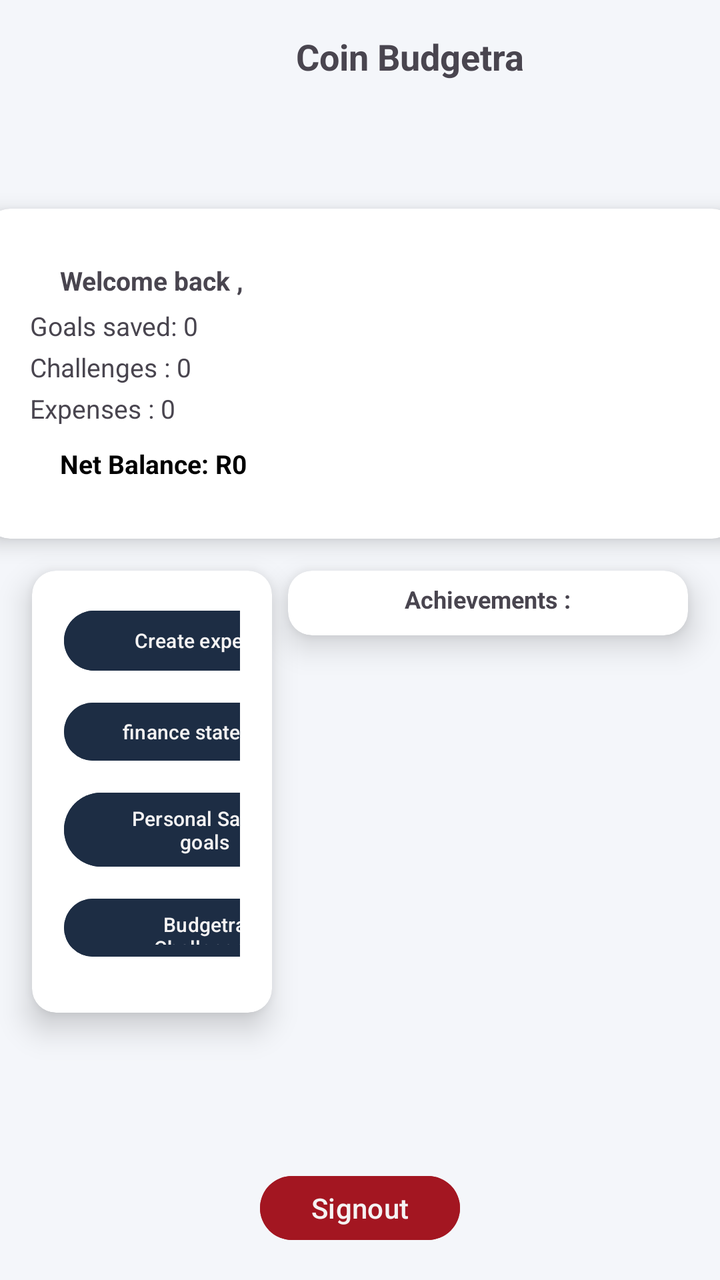
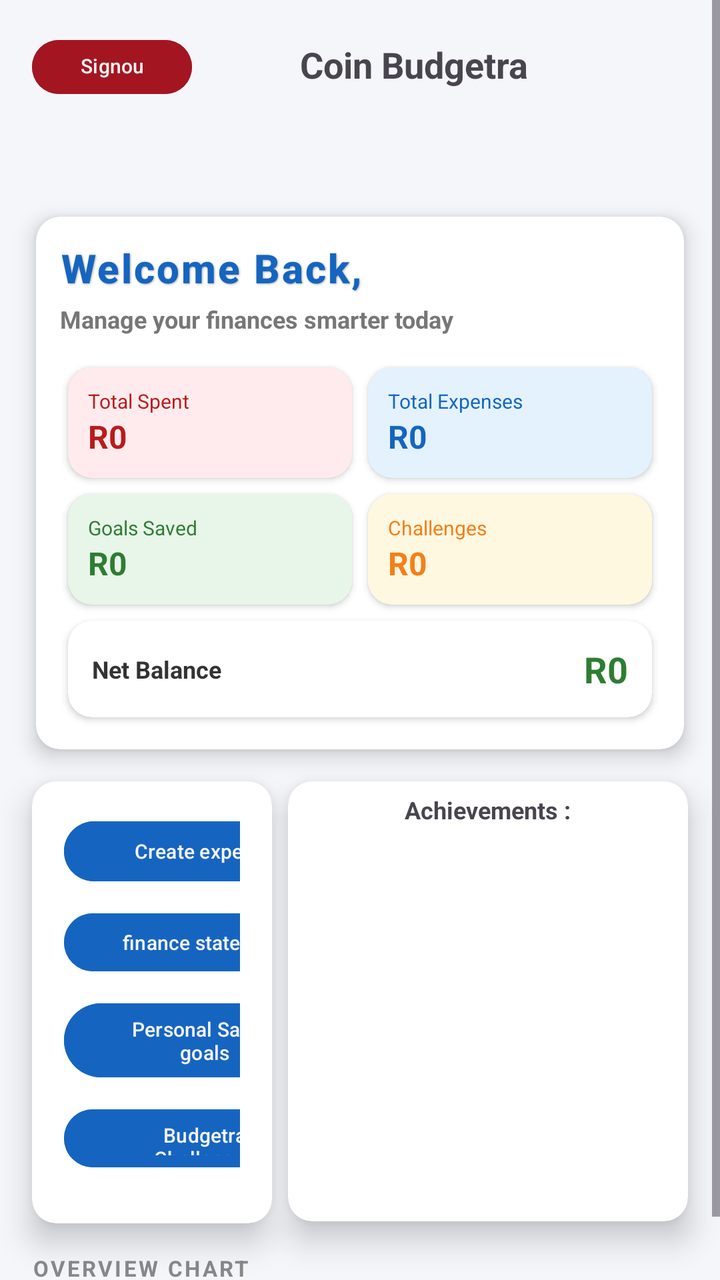

Before-and-after screenshots of an Android layout around one commit, followed by the original layout XML and the change that was made.
<!-- AndroidManifest.xml: application theme Theme.Coin_Budgetra -->
<!-- res/layout/activity_dashboard_module.xml -->
<?xml version="1.0" encoding="utf-8"?>
<androidx.constraintlayout.widget.ConstraintLayout xmlns:android="http://schemas.android.com/apk/res/android"
    xmlns:app="http://schemas.android.com/apk/res-auto"
    xmlns:tools="http://schemas.android.com/tools"
    android:id="@+id/main"
    android:layout_width="match_parent"
    android:layout_height="match_parent"
    android:background="#F4F6FA"
    tools:context=".Dashboard_Module">


    <TextView
        android:id="@+id/textView11"
        android:layout_width="wrap_content"
        android:layout_height="wrap_content"
        android:layout_marginStart="148dp"
        android:layout_marginTop="16dp"
        android:text="Coin Budgetra"
        android:textSize="18sp"
        android:textStyle="bold"
        app:layout_constraintStart_toStartOf="parent"
        app:layout_constraintTop_toTopOf="parent" />

    <androidx.cardview.widget.CardView
        android:layout_width="0dp"
        android:layout_height="wrap_content"
        android:layout_marginStart="16dp"
        android:layout_marginTop="16dp"
        android:layout_marginEnd="8dp"
        app:cardCornerRadius="12dp"
        app:cardElevation="9dp"
        app:layout_constraintTop_toBottomOf="@id/cardView2"
        app:layout_constraintStart_toStartOf="parent"
        app:layout_constraintEnd_toStartOf="@id/cardView3">

        <LinearLayout
            android:layout_width="match_parent"
            android:layout_height="wrap_content"
            android:orientation="vertical"
            android:padding="16dp">

            <Button
                android:id="@+id/button5"
                android:layout_width="141dp"
                android:layout_height="38dp"
                android:layout_marginBottom="8dp"
                android:text="Create expense"
                android:textSize="10sp"
                android:backgroundTint="@color/CatalinaBlue"
                android:textColor="@color/whitesmoke"/>

            <Button
                android:id="@+id/button6"
                android:layout_width="141dp"
                android:layout_height="37dp"
                android:layout_marginBottom="8dp"
                android:text="finance statement"
                android:textSize="10sp"
                android:backgroundTint="@color/CatalinaBlue"
                android:textColor="@color/whitesmoke"/>

            <Button
                android:id="@+id/button7"
                android:layout_width="141dp"
                android:layout_height="45dp"
                android:layout_marginBottom="8dp"
                android:text="Personal Saving goals"
                android:textSize="10sp"
                android:backgroundTint="@color/CatalinaBlue"
                android:textColor="@color/whitesmoke"/>

            <Button
                android:id="@+id/button8"
                android:layout_width="141dp"
                android:layout_height="37dp"
                android:layout_marginBottom="8dp"
                android:text="Budgetra Challenges"
                android:textSize="10sp"
                android:backgroundTint="@color/CatalinaBlue"
                android:textColor="@color/whitesmoke"/>

        </LinearLayout>

    </androidx.cardview.widget.CardView>

    <androidx.cardview.widget.CardView
        android:id="@+id/cardView3"
        android:layout_width="200dp"
        android:layout_height="wrap_content"
        android:layout_marginTop="16dp"
        android:layout_marginStart="8dp"
        android:layout_marginEnd="16dp"
        app:cardCornerRadius="12dp"
        app:cardElevation="9dp"
        app:layout_constraintEnd_toEndOf="parent"
        app:layout_constraintTop_toBottomOf="@+id/cardView2">

        <TextView
            android:id="@+id/textView12"
            android:layout_width="wrap_content"
            android:layout_height="wrap_content"
            android:text="Achievements :"
            android:textSize="12sp"
            android:layout_marginTop="6dp"
            android:layout_marginBottom="10dp"
            android:textStyle="bold"
            android:layout_gravity="center_horizontal"/>

        <LinearLayout
            android:id="@+id/achievementContainer"
            android:layout_width="match_parent"
            android:layout_height="match_parent"
            android:orientation="vertical"
            android:padding="16dp">


        </LinearLayout>

    </androidx.cardview.widget.CardView>

    <androidx.cardview.widget.CardView
        android:id="@+id/cardView2"
        android:layout_width="375dp"
        android:layout_height="165dp"
        android:layout_marginStart="18dp"
        android:layout_marginTop="64dp"
        android:layout_marginEnd="18dp"
        app:cardCornerRadius="12dp"
        app:cardElevation="6dp"
        app:layout_constraintEnd_toEndOf="parent"
        app:layout_constraintStart_toStartOf="parent"
        app:layout_constraintTop_toBottomOf="@+id/textView11">

        <LinearLayout
            android:layout_width="match_parent"
            android:layout_height="wrap_content"
            android:orientation="vertical"
            android:padding="12dp">


            <TextView
                android:id="@+id/textView13"
                android:layout_width="wrap_content"
                android:layout_height="wrap_content"
                android:layout_marginLeft="25dp"
                android:layout_marginTop="15sp"
                android:textStyle="bold"
                android:text="Welcome back , "
                android:textSize="13sp" />

            <TextView
                android:id="@+id/txtDashboardGoals"
                android:layout_width="wrap_content"
                android:layout_height="wrap_content"
                android:text="Goals saved: 0 "
                android:layout_marginLeft="10dp"
                android:textSize="13sp"

                android:layout_marginTop="5dp"
                android:layout_marginBottom="3dp"/>

            <TextView
                android:id="@+id/txtDashboardChallenges"
                android:layout_width="wrap_content"
                android:layout_height="wrap_content"
                android:text="Challenges : 0 "

                android:textSize="13sp"
                android:layout_marginLeft="10dp"
                android:layout_marginBottom="3dp"/>

            <TextView
                android:id="@+id/txtDashboardExpenses"
                android:layout_width="wrap_content"
                android:layout_height="wrap_content"
                android:layout_marginBottom="4dp"
                android:text="Expenses : 0 "
                android:layout_marginLeft="10dp"
                android:textSize="13sp" />

            <TextView
                android:id="@+id/txtNetBalance"
                android:layout_width="wrap_content"
                android:layout_height="wrap_content"
                android:text="Net Balance: R0"
                android:textStyle="bold"
                android:textSize="13sp"
                android:textColor="@color/black"
                android:layout_marginLeft="25dp"
                android:layout_marginTop="6dp"
                android:layout_marginBottom="6dp"/>

        </LinearLayout>



    </androidx.cardview.widget.CardView>

    <Button
        android:id="@+id/btnLogout"
        android:layout_width="100dp"
        android:layout_height="40dp"
        android:text="Signout"
        android:textColor="@color/whitesmoke"
        android:backgroundTint="@color/rubyred"
        android:layout_margin="16dp"
        app:layout_constraintBottom_toBottomOf="parent"
        app:layout_constraintStart_toStartOf="parent"
        app:layout_constraintEnd_toEndOf="parent"/>

    <com.google.android.material.imageview.ShapeableImageView
        android:id="@+id/imageView4"
        android:layout_width="45dp"
        android:layout_height="39dp"
        android:layout_marginStart="88dp"
        android:layout_marginTop="16dp"
        android:layout_marginEnd="16dp"
        android:scaleType="centerCrop"
        app:shapeAppearanceOverlay="@style/CircleImage"
        app:layout_constraintEnd_toEndOf="parent"
        app:layout_constraintStart_toEndOf="@+id/textView11"
        app:layout_constraintTop_toTopOf="parent"
        app:srcCompat="@drawable/coinbudgetra" />

</androidx.constraintlayout.widget.ConstraintLayout>
<!-- resources referenced by this layout -->
<resources>
  <color name="CatalinaBlue">#1d2d44</color>
  <color name="black">#FF000000</color>
  <color name="rubyred">#a31621</color>
  <color name="whitesmoke">#f5f3f3</color>
  <!-- drawable coinbudgetra: jpeg bitmap (drawable, 54720 bytes) -->
  <style name="CircleImage">
          <item name="cornerFamily">rounded</item>
          <item name="cornerSize">59%</item>
      </style>
  <style name="Theme.Coin_Budgetra" parent="Base.Theme.Coin_Budgetra" />
  <style name="Base.Theme.Coin_Budgetra" parent="Theme.Material3.DayNight.NoActionBar">
          
          
      </style>
</resources>

<!-- the commit's change to res/layout/activity_dashboard_module.xml (unified diff, before → after) -->
@@ -1,20 +1,25 @@
 <?xml version="1.0" encoding="utf-8"?>
-<androidx.constraintlayout.widget.ConstraintLayout xmlns:android="http://schemas.android.com/apk/res/android"
+<ScrollView xmlns:android="http://schemas.android.com/apk/res/android"
     xmlns:app="http://schemas.android.com/apk/res-auto"
     xmlns:tools="http://schemas.android.com/tools"
-    android:id="@+id/main"
     android:layout_width="match_parent"
     android:layout_height="match_parent"
-    android:background="#F4F6FA"
-    tools:context=".Dashboard_Module">
-
-
-    <TextView
+    android:fillViewport="true"
+    android:nestedScrollingEnabled="true">
+
+    <androidx.constraintlayout.widget.ConstraintLayout
+        android:id="@+id/main"
+        android:layout_width="match_parent"
+        android:layout_height="wrap_content"
+        android:background="#F4F6FA"
+        tools:context=".Dashboard_Module">
+
+        <TextView
         android:id="@+id/textView11"
         android:layout_width="wrap_content"
         android:layout_height="wrap_content"
-        android:layout_marginStart="148dp"
-        android:layout_marginTop="16dp"
+        android:layout_marginStart="150dp"
+        android:layout_marginTop="20dp"
         android:text="Coin Budgetra"
         android:textSize="18sp"
         android:textStyle="bold"
@@ -44,40 +49,40 @@
                 android:layout_width="141dp"
                 android:layout_height="38dp"
                 android:layout_marginBottom="8dp"
+                android:backgroundTint="#1565C0"
                 android:text="Create expense"
-                android:textSize="10sp"
-                android:backgroundTint="@color/CatalinaBlue"
-                android:textColor="@color/whitesmoke"/>
+                android:textColor="@color/whitesmoke"
+                android:textSize="10sp" />
 
             <Button
                 android:id="@+id/button6"
                 android:layout_width="141dp"
                 android:layout_height="37dp"
                 android:layout_marginBottom="8dp"
+                android:backgroundTint="#1565C0"
                 android:text="finance statement"
-                android:textSize="10sp"
-                android:backgroundTint="@color/CatalinaBlue"
-                android:textColor="@color/whitesmoke"/>
+                android:textColor="@color/whitesmoke"
+                android:textSize="10sp" />
 
             <Button
                 android:id="@+id/button7"
                 android:layout_width="141dp"
                 android:layout_height="45dp"
                 android:layout_marginBottom="8dp"
+                android:backgroundTint="#1565C0"
                 android:text="Personal Saving goals"
-                android:textSize="10sp"
-                android:backgroundTint="@color/CatalinaBlue"
-                android:textColor="@color/whitesmoke"/>
+                android:textColor="@color/whitesmoke"
+                android:textSize="10sp" />
 
             <Button
                 android:id="@+id/button8"
                 android:layout_width="141dp"
                 android:layout_height="37dp"
                 android:layout_marginBottom="8dp"
+                android:backgroundTint="#1565C0"
                 android:text="Budgetra Challenges"
-                android:textSize="10sp"
-                android:backgroundTint="@color/CatalinaBlue"
-                android:textColor="@color/whitesmoke"/>
+                android:textColor="@color/whitesmoke"
+                android:textSize="10sp" />
 
         </LinearLayout>
 
@@ -86,14 +91,19 @@
     <androidx.cardview.widget.CardView
         android:id="@+id/cardView3"
         android:layout_width="200dp"
-        android:layout_height="wrap_content"
+        android:layout_height="220dp"
         android:layout_marginTop="16dp"
-        android:layout_marginStart="8dp"
+        android:layout_marginStart="2dp"
         android:layout_marginEnd="16dp"
         app:cardCornerRadius="12dp"
         app:cardElevation="9dp"
         app:layout_constraintEnd_toEndOf="parent"
         app:layout_constraintTop_toBottomOf="@+id/cardView2">
+
+        <LinearLayout
+            android:layout_width="match_parent"
+            android:layout_height="match_parent"
+            android:orientation="vertical">
 
         <TextView
             android:id="@+id/textView12"
@@ -106,22 +116,70 @@
             android:textStyle="bold"
             android:layout_gravity="center_horizontal"/>
 
+        <androidx.core.widget.NestedScrollView
+            android:layout_width="match_parent"
+            android:layout_height="0dp"
+            android:layout_weight="1"
+            android:fillViewport="true">
+
+
         <LinearLayout
             android:id="@+id/achievementContainer"
             android:layout_width="match_parent"
-            android:layout_height="match_parent"
+            android:layout_height="wrap_content"
             android:orientation="vertical"
             android:padding="16dp">
 
 
         </LinearLayout>
 
+        </androidx.core.widget.NestedScrollView>
+        </LinearLayout>
     </androidx.cardview.widget.CardView>
+
+    <TextView
+        android:id="@+id/txtOverviewChart"
+        android:layout_width="wrap_content"
+        android:layout_height="wrap_content"
+        android:text="OVERVIEW CHART"
+        android:textSize="11sp"
+        android:textStyle="bold"
+        android:textColor="#888888"
+        android:letterSpacing="0.1"
+        android:layout_marginTop="16dp"
+        android:layout_marginStart="16dp"
+        android:layout_marginBottom="8dp"
+        app:layout_constraintTop_toBottomOf="@id/cardView3"
+        app:layout_constraintStart_toStartOf="parent"/>
+
+    <androidx.cardview.widget.CardView
+        android:id="@+id/dashboardChartCard"
+        android:layout_width="0dp"
+        android:layout_height="wrap_content"
+        android:layout_marginStart="16dp"
+        android:layout_marginEnd="16dp"
+        android:layout_marginTop="8dp"
+        android:layout_marginBottom="16dp"
+        app:cardCornerRadius="12dp"
+        app:cardElevation="6dp"
+        app:cardBackgroundColor="#FFFFFF"
+        app:layout_constraintTop_toBottomOf="@id/txtOverviewChart"
+        app:layout_constraintStart_toStartOf="parent"
+        app:layout_constraintEnd_toEndOf="parent">
+
+    <FrameLayout
+        android:id="@+id/dashboardChartContainer"
+        android:layout_width="match_parent"
+        android:layout_height="wrap_content"
+        android:padding="12dp"/>
+
+    </androidx.cardview.widget.CardView>
+
 
     <androidx.cardview.widget.CardView
         android:id="@+id/cardView2"
-        android:layout_width="375dp"
-        android:layout_height="165dp"
+        android:layout_width="0dp"
+        android:layout_height="wrap_content"
         android:layout_marginStart="18dp"
         android:layout_marginTop="64dp"
         android:layout_marginEnd="18dp"
@@ -142,71 +200,236 @@
                 android:id="@+id/textView13"
                 android:layout_width="wrap_content"
                 android:layout_height="wrap_content"
-                android:layout_marginLeft="25dp"
-                android:layout_marginTop="15sp"
+                android:text="Welcome Back, "
+                android:textColor="#1565C0"
+                android:textSize="20sp"
                 android:textStyle="bold"
-                android:text="Welcome back , "
-                android:textSize="13sp" />
+                android:fontFamily="sans-serif-medium"
+                android:letterSpacing="0.05"
+                android:shadowColor="#55000000"
+                android:shadowDx="1"
+                android:shadowDy="1"
+                android:shadowRadius="2"/>
 
             <TextView
-                android:id="@+id/txtDashboardGoals"
+                android:id="@+id/txtSubGreeting"
                 android:layout_width="wrap_content"
                 android:layout_height="wrap_content"
-                android:text="Goals saved: 0 "
-                android:layout_marginLeft="10dp"
-                android:textSize="13sp"
-
-                android:layout_marginTop="5dp"
-                android:layout_marginBottom="3dp"/>
-
-            <TextView
-                android:id="@+id/txtDashboardChallenges"
-                android:layout_width="wrap_content"
+                android:layout_marginTop="4dp"
+                android:text="Manage your finances smarter today"
+                android:textStyle="bold"
+                android:textColor="#777777"
+                android:textSize="12sp" />
+
+            <GridLayout
+                android:layout_width="match_parent"
                 android:layout_height="wrap_content"
-                android:text="Challenges : 0 "
-
-                android:textSize="13sp"
-                android:layout_marginLeft="10dp"
-                android:layout_marginBottom="3dp"/>
-
-            <TextView
-                android:id="@+id/txtDashboardExpenses"
-                android:layout_width="wrap_content"
-                android:layout_height="wrap_content"
-                android:layout_marginBottom="4dp"
-                android:text="Expenses : 0 "
-                android:layout_marginLeft="10dp"
-                android:textSize="13sp" />
-
-            <TextView
-                android:id="@+id/txtNetBalance"
-                android:layout_width="wrap_content"
-                android:layout_height="wrap_content"
-                android:text="Net Balance: R0"
-                android:textStyle="bold"
-                android:textSize="13sp"
-                android:textColor="@color/black"
-                android:layout_marginLeft="25dp"
-                android:layout_marginTop="6dp"
-                android:layout_marginBottom="6dp"/>
+                android:layout_marginTop="12dp"
+                android:columnCount="2"
+                android:rowCount="3">
+
+                
+                <androidx.cardview.widget.CardView
+                    android:layout_width="0dp"
+                    android:layout_height="wrap_content"
+                    android:layout_columnWeight="1"
+                    android:layout_margin="4dp"
+                    app:cardBackgroundColor="#FFEBEE"
+                    app:cardCornerRadius="12dp">
+
+                    <LinearLayout
+                        android:layout_width="match_parent"
+                        android:layout_height="wrap_content"
+                        android:orientation="vertical"
+                        android:padding="10dp">
+
+                        <TextView
+                            android:layout_width="wrap_content"
+                            android:layout_height="wrap_content"
+                            android:text="Total Spent"
+                            android:textColor="#B71C1C"
+                            android:textSize="10sp" />
+
+                        <TextView
+                            android:id="@+id/txtFinTotalExpenses"
+                            android:layout_width="wrap_content"
+                            android:layout_height="wrap_content"
+                            android:text="R0"
+                            android:textColor="#B71C1C"
+                            android:textSize="16sp"
+                            android:textStyle="bold" />
+                    </LinearLayout>
+                </androidx.cardview.widget.CardView>
+
+                
+                <androidx.cardview.widget.CardView
+
+                    android:id="@+id/cardTotalBudget"
+                    android:layout_width="0dp"
+                    android:layout_height="wrap_content"
+                    android:layout_columnWeight="1"
+                    android:layout_margin="4dp"
+                    android:clickable="true"
+                    android:focusable="true"
+                    android:foreground="?android:attr/selectableItemBackground"
+                    app:cardBackgroundColor="#E3F2FD"
+                    app:cardCornerRadius="12dp">
+
+
+                    <LinearLayout
+                        android:layout_width="match_parent"
+                        android:layout_height="wrap_content"
+                        android:orientation="vertical"
+                        android:padding="10dp">
+
+                        <TextView
+                            android:layout_width="wrap_content"
+                            android:layout_height="wrap_content"
+                            android:text="Total Expenses"
+                            android:textColor="#1565C0"
+                            android:textSize="10sp" />
+
+                        <TextView
+                            android:id="@+id/txtFinBudget"
+                            android:layout_width="wrap_content"
+                            android:layout_height="wrap_content"
+                            android:text="R0"
+                            android:textColor="#1565C0"
+                            android:textSize="16sp"
+                            android:textStyle="bold" />
+                    </LinearLayout>
+                </androidx.cardview.widget.CardView>
+
+                
+                <androidx.cardview.widget.CardView
+                    android:id="@+id/cardGoals"
+                    android:layout_width="0dp"
+                    android:layout_height="wrap_content"
+                    android:layout_columnWeight="1"
+                    android:layout_margin="4dp"
+                    android:clickable="true"
+                    android:focusable="true"
+                    android:foreground="?android:attr/selectableItemBackground"
+                    app:cardBackgroundColor="#E8F5E9"
+                    app:cardCornerRadius="12dp">
+
+                    <LinearLayout
+                        android:layout_width="match_parent"
+                        android:layout_height="wrap_content"
+                        android:orientation="vertical"
+                        android:padding="10dp">
+
+                        <TextView
+                            android:layout_width="wrap_content"
+                            android:layout_height="wrap_content"
+                            android:text="Goals Saved"
+                            android:textColor="#2E7D32"
+                            android:textSize="10sp" />
+
+                        <TextView
+                            android:id="@+id/txtFinGoalSaved"
+                            android:layout_width="wrap_content"
+                            android:layout_height="wrap_content"
+                            android:text="R0"
+                            android:textColor="#2E7D32"
+                            android:textSize="16sp"
+                            android:textStyle="bold" />
+                    </LinearLayout>
+                </androidx.cardview.widget.CardView>
+
+                
+                <androidx.cardview.widget.CardView
+                    android:id="@+id/cardChallenges"
+                    android:layout_width="0dp"
+                    android:layout_height="wrap_content"
+                    android:layout_columnWeight="1"
+                    android:layout_margin="4dp"
+                    android:clickable="true"
+                    android:focusable="true"
+                    android:foreground="?android:attr/selectableItemBackground"
+                    app:cardBackgroundColor="#FFF8E1"
+                    app:cardCornerRadius="12dp">
+
+                    <LinearLayout
+                        android:layout_width="match_parent"
+                        android:layout_height="wrap_content"
+                        android:orientation="vertical"
+                        android:padding="10dp">
+
+                        <TextView
+                            android:layout_width="wrap_content"
+                            android:layout_height="wrap_content"
+                            android:text="Challenges"
+                            android:textColor="#F57F17"
+                            android:textSize="10sp" />
+
+                        <TextView
+                            android:id="@+id/txtFinChallengeSaved"
+                            android:layout_width="wrap_content"
+                            android:layout_height="wrap_content"
+                            android:text="R0"
+                            android:textColor="#F57F17"
+                            android:textSize="16sp"
+                            android:textStyle="bold" />
+                    </LinearLayout>
+                </androidx.cardview.widget.CardView>
+
+                
+                <androidx.cardview.widget.CardView
+                    android:layout_width="match_parent"
+                    android:layout_height="wrap_content"
+                    android:layout_columnSpan="2"
+                    android:layout_margin="4dp"
+                    app:cardBackgroundColor="#FFFFFF"
+                    app:cardCornerRadius="12dp">
+
+                    <LinearLayout
+                        android:layout_width="match_parent"
+                        android:layout_height="wrap_content"
+                        android:gravity="center_vertical"
+                        android:orientation="horizontal"
+                        android:padding="12dp">
+
+                        <TextView
+                            android:layout_width="0dp"
+                            android:layout_height="wrap_content"
+                            android:layout_weight="1"
+                            android:text="Net Balance"
+                            android:textColor="#333333"
+                            android:textSize="12sp"
+                            android:textStyle="bold" />
+
+                        <TextView
+                            android:id="@+id/txtFinNetBalance"
+                            android:layout_width="wrap_content"
+                            android:layout_height="wrap_content"
+                            android:text="R0"
+                            android:textColor="#2E7D32"
+                            android:textSize="18sp"
+                            android:textStyle="bold" />
+                    </LinearLayout>
+                </androidx.cardview.widget.CardView>
+
+            </GridLayout>
 
         </LinearLayout>
 
-
-
     </androidx.cardview.widget.CardView>
-
     <Button
         android:id="@+id/btnLogout"
-        android:layout_width="100dp"
-        android:layout_height="40dp"
+        android:layout_width="80dp"
+        android:layout_height="35dp"
+        android:layout_margin="16dp"
+        android:layout_marginTop="16dp"
+        android:layout_marginEnd="95dp"
+        android:backgroundTint="@color/rubyred"
         android:text="Signout"
         android:textColor="@color/whitesmoke"
-        android:backgroundTint="@color/rubyred"
-        android:layout_margin="16dp"
-        app:layout_constraintBottom_toBottomOf="parent"
+        android:textSize="10sp"
+        app:layout_constraintEnd_toStartOf="@+id/textView11"
+        app:layout_constraintHorizontal_bias="0.0"
         app:layout_constraintStart_toStartOf="parent"
-        app:layout_constraintEnd_toEndOf="parent"/>
+        app:layout_constraintTop_toTopOf="parent" />
 
     <com.google.android.material.imageview.ShapeableImageView
         android:id="@+id/imageView4"
@@ -223,3 +446,5 @@
         app:srcCompat="@drawable/coinbudgetra" />
 
 </androidx.constraintlayout.widget.ConstraintLayout>
+
+</ScrollView>
<!-- resource entries referenced after the edit -->
@@ -1,7 +1,5 @@
 <!-- resources referenced by this layout -->
 <resources>
-  <color name="CatalinaBlue">#1d2d44</color>
-  <color name="black">#FF000000</color>
   <color name="rubyred">#a31621</color>
   <color name="whitesmoke">#f5f3f3</color>
   <!-- drawable coinbudgetra: jpeg bitmap (drawable, 54720 bytes) -->
